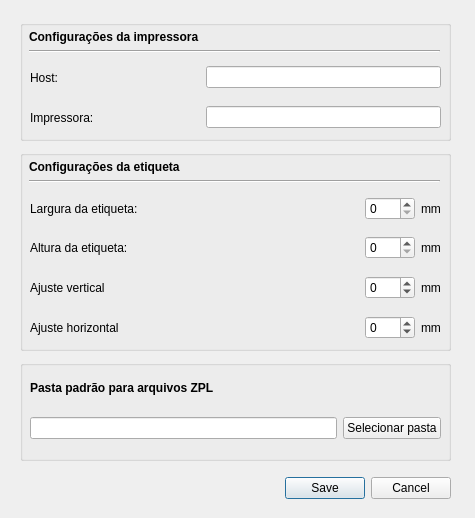
The window that src/zmasterprint/ui/settingsdialog.ui (thiagoneo/ZMasterPrint) describes before a commit, drawn with Qt 5.
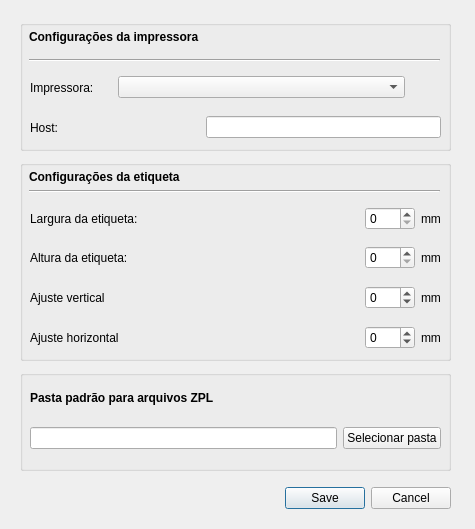
The same window after the commit. Icons and pictures are not drawn.

Commit message: Refactor UI components and enhance printer selection functionality, using system tools to display installed printers.

The edit to the form file:
```diff
--- a/src/zmasterprint/ui/settingsdialog.ui
+++ b/src/zmasterprint/ui/settingsdialog.ui
@@ -7,7 +7,7 @@
     <x>0</x>
     <y>0</y>
     <width>475</width>
-    <height>518</height>
+    <height>529</height>
    </rect>
   </property>
   <property name="windowTitle">
@@ -19,74 +19,17 @@
      <x>20</x>
      <y>20</y>
      <width>431</width>
-     <height>121</height>
+     <height>131</height>
     </rect>
    </property>
    <property name="title">
     <string/>
    </property>
-   <widget class="QWidget" name="horizontalLayoutWidget">
-    <property name="geometry">
-     <rect>
-      <x>10</x>
-      <y>40</y>
-      <width>411</width>
-      <height>35</height>
-     </rect>
-    </property>
-    <layout class="QHBoxLayout" name="horizontalLayout">
-     <item>
-      <widget class="QLabel" name="label">
-       <property name="text">
-        <string>Host:</string>
-       </property>
-      </widget>
-     </item>
-     <item>
-      <spacer name="horizontalSpacer">
-       <property name="orientation">
-        <enum>Qt::Horizontal</enum>
-       </property>
-       <property name="sizeType">
-        <enum>QSizePolicy::Expanding</enum>
-       </property>
-       <property name="sizeHint" stdset="0">
-        <size>
-         <width>60</width>
-         <height>20</height>
-        </size>
-       </property>
-      </spacer>
-     </item>
-     <item>
-      <widget class="QLineEdit" name="lineHost">
-       <property name="sizePolicy">
-        <sizepolicy hsizetype="Preferred" vsizetype="Fixed">
-         <horstretch>70</horstretch>
-         <verstretch>0</verstretch>
-        </sizepolicy>
-       </property>
-       <property name="minimumSize">
-        <size>
-         <width>235</width>
-         <height>0</height>
-        </size>
-       </property>
-       <property name="maximumSize">
-        <size>
-         <width>235</width>
-         <height>16777215</height>
-        </size>
-       </property>
-      </widget>
-     </item>
-    </layout>
-   </widget>
    <widget class="QWidget" name="horizontalLayoutWidget_2">
     <property name="geometry">
      <rect>
       <x>10</x>
-      <y>80</y>
+      <y>50</y>
       <width>411</width>
       <height>35</height>
      </rect>
@@ -105,7 +48,7 @@
         <enum>Qt::Horizontal</enum>
        </property>
        <property name="sizeType">
-        <enum>QSizePolicy::Expanding</enum>
+        <enum>QSizePolicy::Maximum</enum>
        </property>
        <property name="sizeHint" stdset="0">
         <size>
@@ -116,25 +59,53 @@
       </spacer>
      </item>
      <item>
-      <widget class="QLineEdit" name="linePrinter">
+      <widget class="QComboBox" name="comboBoxImpressoras">
        <property name="sizePolicy">
-        <sizepolicy hsizetype="Preferred" vsizetype="Fixed">
-         <horstretch>70</horstretch>
+        <sizepolicy hsizetype="Expanding" vsizetype="Fixed">
+         <horstretch>0</horstretch>
          <verstretch>0</verstretch>
         </sizepolicy>
        </property>
-       <property name="minimumSize">
-        <size>
-         <width>235</width>
-         <height>0</height>
-        </size>
+       <property name="locale">
+        <locale language="Portuguese" country="Brazil"/>
        </property>
+       <property name="editable">
+        <bool>false</bool>
+       </property>
+       <property name="currentText">
+        <string notr="true"/>
+       </property>
+       <property name="insertPolicy">
+        <enum>QComboBox::InsertAlphabetically</enum>
+       </property>
+       <property name="placeholderText">
+        <string>Selecione uma impressora</string>
+       </property>
+      </widget>
+     </item>
+     <item>
+      <widget class="QPushButton" name="btnAtualizarCBImpressoras">
        <property name="maximumSize">
         <size>
-         <width>235</width>
+         <width>30</width>
          <height>16777215</height>
         </size>
        </property>
+       <property name="toolTip">
+        <string>Atualizar lista de impressoras</string>
+       </property>
+       <property name="statusTip">
+        <string/>
+       </property>
+       <property name="text">
+        <string/>
+       </property>
+       <property name="icon">
+        <iconset theme="view-refresh"/>
+       </property>
+       <property name="flat">
+        <bool>true</bool>
+       </property>
       </widget>
      </item>
     </layout>
@@ -145,7 +116,7 @@
       <x>9</x>
       <y>10</y>
       <width>411</width>
-      <height>36</height>
+      <height>41</height>
      </rect>
     </property>
     <layout class="QVBoxLayout" name="verticalLayout">
@@ -164,24 +135,80 @@
      </item>
      <item>
       <widget class="Line" name="line">
+       <property name="sizePolicy">
+        <sizepolicy hsizetype="Minimum" vsizetype="Expanding">
+         <horstretch>0</horstretch>
+         <verstretch>0</verstretch>
+        </sizepolicy>
+       </property>
        <property name="orientation">
         <enum>Qt::Horizontal</enum>
        </property>
       </widget>
      </item>
+    </layout>
+   </widget>
+   <widget class="QWidget" name="horizontalLayoutWidget">
+    <property name="geometry">
+     <rect>
+      <x>10</x>
+      <y>90</y>
+      <width>411</width>
+      <height>35</height>
+     </rect>
+    </property>
+    <layout class="QHBoxLayout" name="horizontalLayout">
      <item>
-      <spacer name="verticalSpacer">
+      <widget class="QLabel" name="label">
+       <property name="sizePolicy">
+        <sizepolicy hsizetype="Minimum" vsizetype="Preferred">
+         <horstretch>0</horstretch>
+         <verstretch>0</verstretch>
+        </sizepolicy>
+       </property>
+       <property name="text">
+        <string>Host:</string>
+       </property>
+      </widget>
+     </item>
+     <item>
+      <spacer name="horizontalSpacer">
        <property name="orientation">
-        <enum>Qt::Vertical</enum>
+        <enum>Qt::Horizontal</enum>
+       </property>
+       <property name="sizeType">
+        <enum>QSizePolicy::Minimum</enum>
        </property>
        <property name="sizeHint" stdset="0">
         <size>
-         <width>20</width>
-         <height>40</height>
+         <width>60</width>
+         <height>20</height>
         </size>
        </property>
       </spacer>
      </item>
+     <item>
+      <widget class="QLineEdit" name="lineHost">
+       <property name="sizePolicy">
+        <sizepolicy hsizetype="Expanding" vsizetype="Fixed">
+         <horstretch>0</horstretch>
+         <verstretch>0</verstretch>
+        </sizepolicy>
+       </property>
+       <property name="minimumSize">
+        <size>
+         <width>235</width>
+         <height>0</height>
+        </size>
+       </property>
+       <property name="maximumSize">
+        <size>
+         <width>235</width>
+         <height>16777215</height>
+        </size>
+       </property>
+      </widget>
+     </item>
     </layout>
    </widget>
   </widget>
@@ -189,7 +216,7 @@
    <property name="geometry">
     <rect>
      <x>20</x>
-     <y>150</y>
+     <y>160</y>
      <width>431</width>
      <height>201</height>
     </rect>
@@ -439,7 +466,7 @@
       <x>9</x>
       <y>10</y>
       <width>411</width>
-      <height>36</height>
+      <height>37</height>
      </rect>
     </property>
     <layout class="QVBoxLayout" name="verticalLayout_2">
@@ -483,7 +510,7 @@
    <property name="geometry">
     <rect>
      <x>20</x>
-     <y>360</y>
+     <y>370</y>
      <width>431</width>
      <height>101</height>
     </rect>
@@ -543,7 +570,7 @@
    <property name="geometry">
     <rect>
      <x>20</x>
-     <y>470</y>
+     <y>480</y>
      <width>431</width>
      <height>37</height>
     </rect>
```
Left out of the diff: 6 changed lines with no effect on the pictures. The commit also changes 6 other files.
